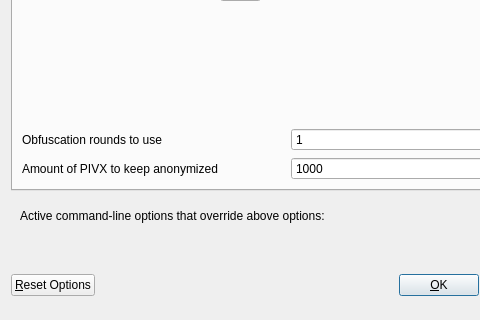
First picture: the form in src/qt/forms/optionsdialog.ui, repository mammix2/kore-mammix2, before the edit; both pictures show x 0 to 480 and y 122 to 442 of the 576 by 442 pixel window.
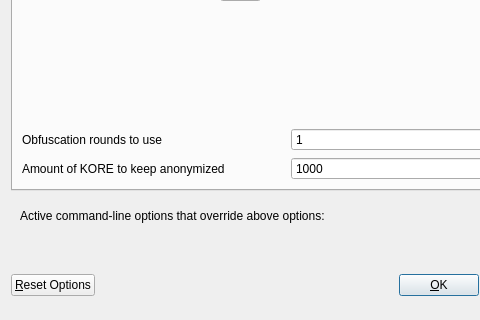
Second picture: the form after the edit. Custom widgets are drawn as their Qt base class.

```diff
--- a/src/qt/forms/optionsdialog.ui
+++ b/src/qt/forms/optionsdialog.ui
@@ -177,7 +177,7 @@
             <string notr="true"/>
            </property>
            <property name="text">
-            <string>Amount of PIVX to keep anonymized</string>
+            <string>Amount of KORE to keep anonymized</string>
            </property>
           </widget>
          </item>
```
